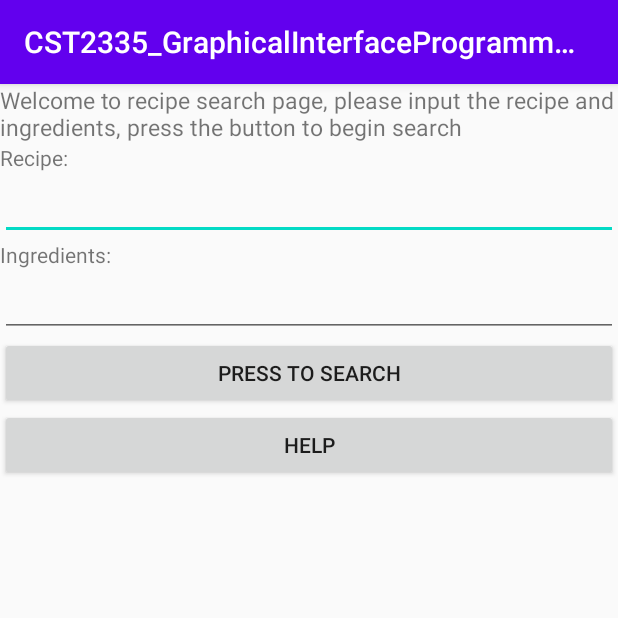
After one commit to li000681/informationApp, an Android app: the RecipeSearch screen opened directly, with no data from a screen before it, on a phone screen of 412 x 824 dp, the top half of it. The commit adds this screen. Run offline under Robolectric (Android 15) with nearby library versions, the phone set to English and light mode, and no system bars.

Commit message:
recipe first week

```diff
--- a/app/build.gradle
+++ b/app/build.gradle
@@ -22,6 +22,7 @@ android {
     }
     compileOptions {
         sourceCompatibility JavaVersion.VERSION_1_8
+        targetCompatibility JavaVersion.VERSION_1_8
     }
 }
 
@@ -29,6 +30,7 @@ dependencies {
     implementation fileTree(dir: "libs", include: ["*.jar"])
     implementation 'androidx.appcompat:appcompat:1.2.0'
     implementation 'androidx.constraintlayout:constraintlayout:2.0.4'
+    implementation 'com.google.android.material:material:1.2.1'
     testImplementation 'junit:junit:4.12'
     androidTestImplementation 'androidx.test.ext:junit:1.1.2'
     androidTestImplementation 'androidx.test.espresso:espresso-core:3.3.0'
--- a/app/src/main/AndroidManifest.xml
+++ b/app/src/main/AndroidManifest.xml
@@ -3,13 +3,17 @@
     package="com.example.cst2335_graphicalinterfaceprogramming">
 
     <application
+        android:usesCleartextTraffic="true"
+
         android:allowBackup="true"
         android:icon="@mipmap/ic_launcher"
         android:label="@string/app_name"
         android:roundIcon="@mipmap/ic_launcher_round"
         android:supportsRtl="true"
         android:theme="@style/AppTheme">
-        <activity android:name=".TicketMasterActivity"></activity>
+        <activity android:name=".ListOfRecipes"></activity>
+        <activity android:name=".RecipeSearch" />
+        <activity android:name=".TicketMasterActivity" />
         <activity android:name=".MainActivity">
             <intent-filter>
                 <action android:name="android.intent.action.MAIN" />
--- /dev/null
+++ b/app/src/main/java/com/example/cst2335_graphicalinterfaceprogramming/RecipeSearch.java
@@ -0,0 +1,89 @@
+package com.example.cst2335_graphicalinterfaceprogramming;
+
+import androidx.appcompat.app.AlertDialog;
+import androidx.appcompat.app.AppCompatActivity;
+
+import android.content.Context;
+import android.content.Intent;
+import android.content.SharedPreferences;
+import android.os.Bundle;
+import android.util.Log;
+import android.widget.Button;
+import android.widget.EditText;
+import android.widget.Toast;
+
+import com.google.android.material.snackbar.Snackbar;
+
+public class RecipeSearch extends AppCompatActivity {
+/** prefs is used to store the recipe and ingredients input by user last time.*/
+    SharedPreferences prefs = null;
+    @Override
+    protected void onCreate(Bundle savedInstanceState) {
+        super.onCreate(savedInstanceState);
+        setContentView(R.layout.activity_recipe_search);
+        prefs = getSharedPreferences("FileName", Context.MODE_PRIVATE);
+        /** savedString is used to store the recipe */
+        String savedString = prefs.getString("Recipe", "");
+        /** et is the editText where users input the recipe*/
+        EditText et = findViewById(R.id.editRecipe);
+        /** set the text to be the recipe input by user last time.*/
+        et.setText(savedString);
+        /** When users input, there is a toast indicating that only one recipe can be accepted.*/
+        et.setOnClickListener(v -> Toast.makeText(RecipeSearch.this, getResources().getString(R.string.Recipe_toast_message), Toast.LENGTH_LONG).show());
+        /** savedString1 is used to store the ingredients */
+        String savedString1 = prefs.getString("Ingredients", "");
+        /** et1 is the editText where users input the ingredients*/
+        EditText et1 = findViewById(R.id.editIngredients);
+        /** set the text to be the ingredients input by user last time.*/
+        et1.setText(savedString1);
+        /** When users input, there is a snackBar indicating that ingredients should be separated by comma.*/
+        et1.setOnClickListener(v ->Snackbar.make(et1,getResources().getString(R.string.Ingredients_snackBar_message),Snackbar.LENGTH_LONG));
+        /** help button is for help information which would show in AlertDialog.*/
+        Button help = findViewById(R.id.recipeHelpButton);
+        help.setOnClickListener(v ->{
+            AlertDialog.Builder builder = new AlertDialog.Builder(this);
+            builder.setTitle(getResources().getString(R.string.RecipeHelp) + ": ")
+                    .setMessage(getResources().getString(R.string.WelcomeRecipeSearch)+getResources().getString(R.string.editRecipe))
+                    .setNeutralButton(getResources().getString(R.string.recipeAlertNB), (click, b) -> { })
+                    .create().show();});
+        /** search button is for search information which would show in next activity.*/
+        Button search = findViewById(R.id.button);
+        search.setOnClickListener(bt -> {
+            /** the recipe and ingredients would be storage in files in the cellphone.*/
+            saveSharedPrefs(et.getText().toString());
+            saveSharedPrefs1(et1.getText().toString());
+            Intent goToProfile = new Intent(RecipeSearch.this, ListOfRecipes.class);
+            goToProfile.putExtra("Recipe",et.getText().toString());
+            goToProfile.putExtra("Ingredients",et1.getText().toString());
+            startActivity(goToProfile);
+
+        });
+
+
+
+
+
+
+    }
+
+    @Override
+    protected void onPause () {
+
+
+        super.onPause();
+       // Log.e(ACTIVITY_NAME, "In function: onPause");
+    }
+    /** saveSharedPrefs is used to store the recipe input by user last time.*/
+    private void saveSharedPrefs(String stringToSave){
+        SharedPreferences.Editor editor = prefs.edit();
+        editor.putString("Recipe", stringToSave);
+        editor.commit();
+    }
+    /** saveSharedPrefs1 is used to store the ingredients input by user last time.*/
+    private void saveSharedPrefs1 (String stringToSave){
+        SharedPreferences.Editor editor = prefs.edit();
+        editor.putString("Ingredients", stringToSave);
+        editor.commit();
+    }
+
+}
--- /dev/null
+++ b/app/src/main/res/layout/activity_recipe_search.xml
@@ -0,0 +1,54 @@
+<?xml version="1.0" encoding="utf-8"?>
+<LinearLayout xmlns:android="http://schemas.android.com/apk/res/android"
+    xmlns:app="http://schemas.android.com/apk/res-auto"
+    xmlns:tools="http://schemas.android.com/tools"
+    android:layout_width="match_parent"
+    android:layout_height="match_parent"
+
+
+
+    tools:context=".MainActivity"
+    android:orientation="vertical">
+
+
+    <TextView
+        android:id="@+id/WelcomeRecipeSearch"
+        android:layout_width="match_parent"
+        android:layout_height="wrap_content"
+        android:text="@string/WelcomeRecipeSearch"
+        android:textSize="15sp" />
+    <TextView
+        android:id="@+id/inputRecipe"
+        android:layout_width="match_parent"
+        android:layout_height="wrap_content"
+        android:text="@string/inputRecipe"/>
+    <EditText
+        android:id="@+id/editRecipe"
+        android:layout_width="match_parent"
+        android:layout_height="wrap_content"
+        android:text="@string/editRecipe"/>
+    <TextView
+        android:id="@+id/inputIngredients"
+        android:layout_width="match_parent"
+        android:layout_height="wrap_content"
+        android:text="@string/inputIngredients"
+        />
+    <EditText
+        android:id="@+id/editIngredients"
+        android:layout_width="match_parent"
+        android:layout_height="wrap_content"
+        android:text="@string/editIngredients"/>
+    <Button
+        android:id="@+id/button"
+        android:layout_width="match_parent"
+        android:layout_height="wrap_content"
+
+        android:text="@string/RecipeSearch" />
+    <Button
+        android:id="@+id/recipeHelpButton"
+        android:layout_width="match_parent"
+        android:layout_height="wrap_content"
+
+        android:text="@string/RecipeHelp" />
+
+   </LinearLayout>
--- a/app/src/main/res/values/strings.xml
+++ b/app/src/main/res/values/strings.xml
@@ -4,4 +4,14 @@
     <string name="recipeSearch">Recipe Search page/name</string>
     <string name="covidCaseData">Covid-19 case data/name</string>
     <string name="audioDatabaseApi">The Audio Database api/name</string>
+    <string name="WelcomeRecipeSearch">Welcome to recipe search page, please input the recipe and ingredients, press the button to begin search</string>
+    <string name="inputRecipe">Recipe: </string>
+    <string name="editRecipe">"Please input the recipe you want to search here "</string>
+    <string name="inputIngredients">Ingredients: </string>
+    <string name="editIngredients">Please input the ingredients included in the recipe here</string>
+    <string name="RecipeSearch">Press to search</string>
+    <string name="Recipe_toast_message">"Only one recipe "</string>
+    <string name="Ingredients_snackBar_message">Separate ingredients with \",\"</string>
+    <string name="RecipeHelp">Help</string>
+    <string name="recipeAlertNB">OK</string>
 </resources>
```
Also changed, not shown: app/src/main/java/com/example/cst2335_graphicalinterfaceprogramming/ListOfRecipes.java (added, +222 -0 lines), app/src/main/java/com/example/cst2335_graphicalinterfaceprogramming/MainActivity.java (+7 -0 lines), app/src/main/java/com/example/cst2335_graphicalinterfaceprogramming/Recipes.java (added, +45 -0 lines), app/src/main/res/layout/activity_list_of_recipes.xml (added, +21 -0 lines), app/src/main/res/layout/recipe_list_view.xml (added, +12 -0 lines), 1 other file.
